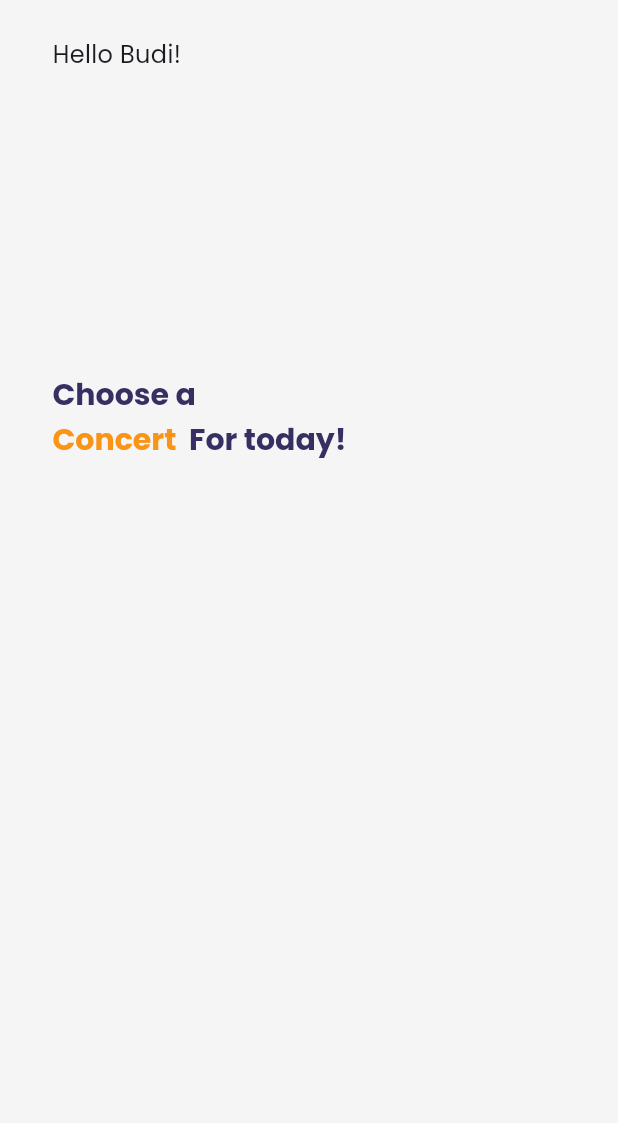
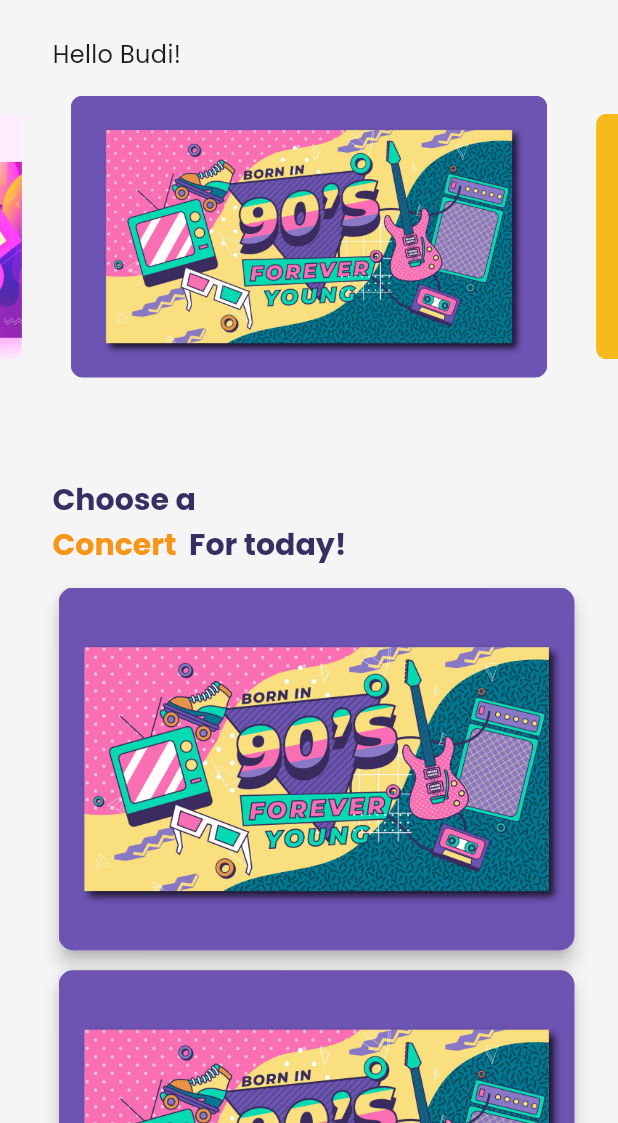
Before and after one commit to danishhhhhh/PAS-Mobile-2023, a Flutter app: the screen it shows after launch, on a phone screen of 412 x 824 dp, the part 113-1236 px from its top. Run offline on Flutter 3.47's test engine with Material 2 defaults, Android fonts, the phone set to English and light mode, and no system bars; drawn by our look-alikes of carousel_slider; our stand-ins replace flutter_svg, get; project files that could hold a hidden picture were left out.

Commit message:
feat: [AS] adding home page

```diff
--- a/lib/app/pages/home_page/home_page_view.dart
+++ b/lib/app/pages/home_page/home_page_view.dart
@@ -1,15 +1,16 @@
-import 'package:carousel_slider/carousel_slider.dart';
 import 'package:flutter/material.dart';
-import 'package:pas_mobile/app/pages/home_page/component/carousel.dart';
 import 'package:pas_mobile/common/theme/theme.dart';
 import 'package:flutter_svg/flutter_svg.dart';
-import 'package:carousel_slider/carousel_controller.dart';
 import 'package:pas_mobile/app/pages/home_page/widget/cardimages.dart';
+import 'package:pas_mobile/app/pages/home_page/widget/carousel.dart';
+import 'package:carousel_slider/carousel_slider.dart';
+
+
 
 class HomePageView extends StatelessWidget {
   const HomePageView({super.key});
 
-   @override
+  @override
   Widget build(BuildContext context) {
     return Scaffold(
       backgroundColor: ColorsBase.whiteBase,
@@ -18,9 +19,6 @@ class HomePageView extends StatelessWidget {
           child: Column(
             crossAxisAlignment: CrossAxisAlignment.start,
             children: [
-              // ... your existing code
-
-              // Move the _buildCard() widget to the bottom
               Padding(
                 padding: EdgeInsets.only(top: 20, left: 25, right: 25),
                 child: Row(
@@ -35,7 +33,8 @@ class HomePageView extends StatelessWidget {
                     ),
                     Container(
                       padding: EdgeInsets.all(10),
-                      child: ClipOval(
+                      child: ClipRRect(
+                        borderRadius: BorderRadius.circular(50.0),
                         child: Image.asset(
                           "assets/images/dump/6367448e-7474-4650-bd2d-02a8f7166ab4_106161_TABLET_LANDSCAPE_LARGE_16_9.jpg",
                           width: 45,
@@ -62,8 +61,11 @@ class HomePageView extends StatelessWidget {
                   ],
                 ),
               ),
+              SizedBox(height: 10),
+              CarouselPage(),
+
               Padding(
-                padding: EdgeInsets.only(top: 200, left: 35, right: 25),
+                padding: EdgeInsets.only(top: 60, left: 35, right: 25),
                 child: Column(
                   mainAxisAlignment: MainAxisAlignment.center,
                   crossAxisAlignment: CrossAxisAlignment.start,
@@ -101,18 +103,29 @@ class HomePageView extends StatelessWidget {
                         ],
                       ),
                     ),
+
+                    // SizedBox(height: 10),
+                    // CardWidget(imagePath: 'assets/images/dump/postertaylor.jpg'),
+                    // CardWidget(imagePath: 'assets/images/dump/poster1.jpg'),
+                    // CardWidget(imagePath: 'assets/images/dump/poster2.jpg'),
+                    // CardWidget(imagePath: 'assets/images/dump/poster3.jpg'),
+                    SizedBox(height: 10),
+                    CardWidget(),
+                    SizedBox(height: 5),
+                    CardWidget(),
+                    SizedBox(height: 5),
+                    CardWidget(),
+                    SizedBox(height: 5),
+                    CardWidget(),
+                    SizedBox(height: 5),
                   ],
                 ),
               ),
 
-              // _buildCard() widget is now at the bottom
-              // Padding(
-              // padding: EdgeInsets.only(top: 20, left: 25, right: 25),
-              // child: _buildCard()
-              // ),
             ],
           ),
         ),
+
       ),
     );
   }
--- a/lib/app/pages/home_page/widget/cardimages.dart
+++ b/lib/app/pages/home_page/widget/cardimages.dart
@@ -1,30 +1,59 @@
 import 'package:flutter/material.dart';
-import 'package:flutter_svg/flutter_svg.dart';
 import 'package:pas_mobile/common/theme/theme.dart';
 
+
 class CardWidget extends StatelessWidget {
-  CardWidget({super.key});
+  CardWidget({Key? key}) : super(key: key);
 
-  Widget _buildCard() {
+  @override
+  Widget build(BuildContext context) {
     return Container(
+
+      // clipBehavior: Clip.hardEdge,
       height: 250,
       child: Card(
-        child: Image.asset(
-          'assets/images/dump/poster1.jpg',
-          fit: BoxFit.cover,
+        child: ClipRRect(
+          borderRadius: BorderRadius.circular(10.0),
+          child: Image.asset(
+            'assets/images/dump/poster1.jpg',
+            fit: BoxFit.cover,
+            width: double.maxFinite,
+          ),
         ),
         shape: RoundedRectangleBorder(
           borderRadius: BorderRadius.circular(10.0),
+
         ),
-        elevation: 5,
-        margin: EdgeInsets.all(10),
+        elevation: 5
       ),
     );
   }
 
-  @override
-  Widget build(BuildContext context) {
-    // Use _buildCard method in the build method
-    return _buildCard();
-  }
+
+  // CardWidget({Key? key}) : super(key: key);
+  //
+  // Widget _buildCard() {
+  //   return Container(
+  //     clipBehavior: Clip.hardEdge,
+  //     height: 250,
+  //     child: Card(
+  //       child: Image.asset(
+  //         'assets/images/dump/poster1.jpg',
+  //         fit: BoxFit.cover,
+  //         width: double.maxFinite,
+  //       ),
+  //       shape: RoundedRectangleBorder(
+  //         borderRadius: BorderRadius.circular(10.0),
+  //       ),
+  //       elevation: 5,
+  //       margin: EdgeInsets.all(10),
+  //     ),
+  //   );
+  // }
+  //
+  // @override
+  // Widget build(BuildContext context) {
+  //   // Use _buildCard method in the build method
+  //   return _buildCard();
+  // }
 }
--- /dev/null
+++ b/lib/app/pages/home_page/widget/carousel.dart
@@ -0,0 +1,57 @@
+import 'package:flutter/material.dart';
+import 'package:carousel_slider/carousel_slider.dart';
+
+class CarouselPage extends StatelessWidget {
+  @override
+  Widget build(BuildContext context) {
+    return ListView(
+      shrinkWrap: true,
+      children: [
+        CarouselSlider(
+          items: [
+            Container(
+              margin: EdgeInsets.all(6.0),
+              decoration: BoxDecoration(
+                borderRadius: BorderRadius.circular(8.0),
+                image: DecorationImage(
+                  image: AssetImage('assets/images/dump/poster1.jpg'),
+                  fit: BoxFit.cover,
+                ),
+              ),
+            ),
+            Container(
+              margin: EdgeInsets.all(6.0),
+              decoration: BoxDecoration(
+                borderRadius: BorderRadius.circular(8.0),
+                image: DecorationImage(
+                  image: AssetImage('assets/images/dump/poster2.jpg'),
+                  fit: BoxFit.cover,
+                ),
+              ),
+            ),
+            Container(
+              margin: EdgeInsets.all(6.0),
+              decoration: BoxDecoration(
+                borderRadius: BorderRadius.circular(8.0),
+                image: DecorationImage(
+                  image: AssetImage('assets/images/dump/poster3.jpg'),
+                  fit: BoxFit.cover,
+                ),
+              ),
+            ),
+          ],
+          options: CarouselOptions(
+            height: 200.0,
+            enlargeCenterPage: true,
+            autoPlay: true,
+            aspectRatio: 16/9,
+            autoPlayCurve: Curves.fastOutSlowIn,
+            enableInfiniteScroll: true,
+            autoPlayAnimationDuration: Duration(milliseconds: 800),
+            viewportFraction: 0.8,
+          ),
+        ),
+      ],
+    );
+  }
+}
--- a/lib/app/pages/login_page/login_page_view.dart
+++ b/lib/app/pages/login_page/login_page_view.dart
@@ -3,7 +3,7 @@ import 'package:flutter/material.dart';
 class LoginPageView extends StatelessWidget {
   const LoginPageView({super.key});
 
-  @override
+   @override
   Widget build(BuildContext context) {
     return const Scaffold();
   }
```
Also changed, not shown: lib/app/pages/home_page/component/carousel.dart (deleted, +0 -48 lines), assets/images/dump/postertaylor.jpg (added).
